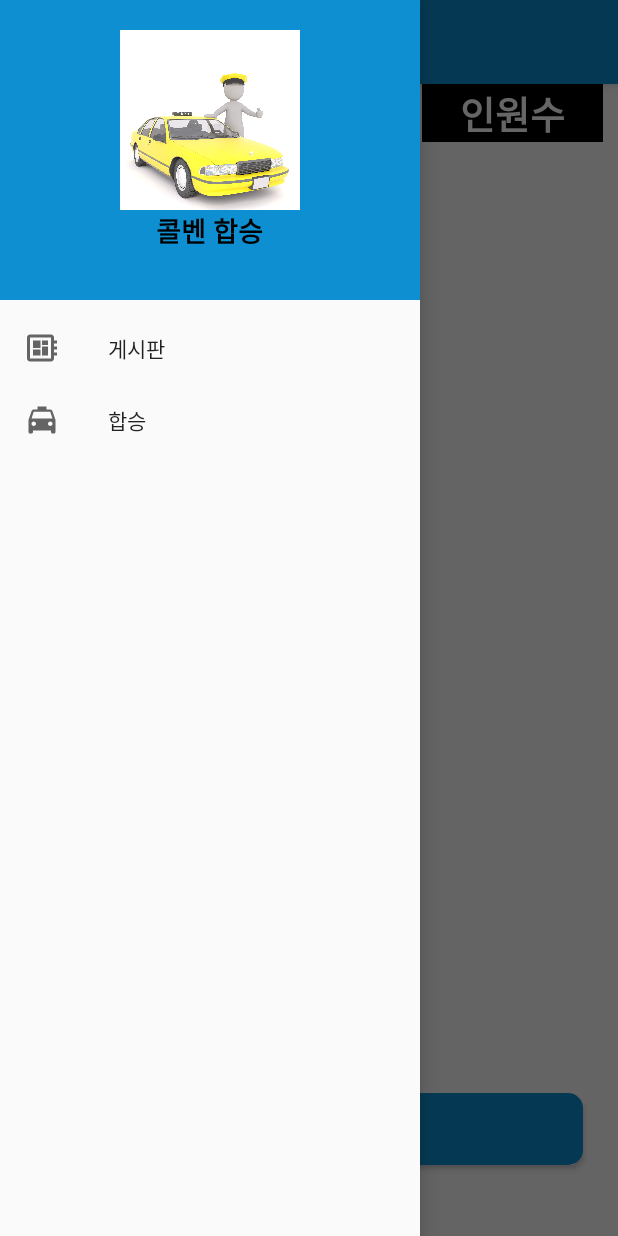
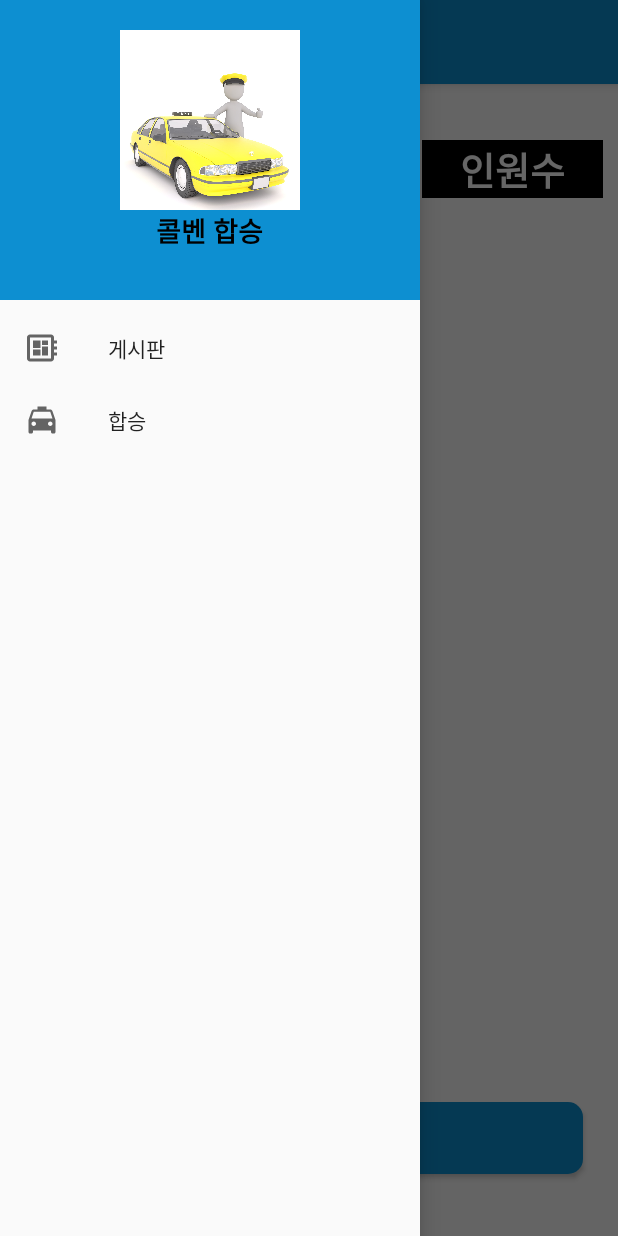
Before and after one commit to ArsenicB/CallvanMatchApp, an Android app: the TaxiActivity screen opened directly, with no data from a screen before it, with the side drawer open, on a phone screen of 412 x 824 dp. Run offline under Robolectric (Android 15) with nearby library versions, the phone set to English and light mode, and no system bars; our stand-ins replace Firebase (no records; nobody signed in at launch, a user with empty details on screens opened directly).

Commit message:
<완성본3> xml사이즈 오류 고침.

```diff
--- a/app/src/main/java/com/example/mobileswpj7t/BoardActivity.java
+++ b/app/src/main/java/com/example/mobileswpj7t/BoardActivity.java
@@ -108,4 +108,5 @@ public class BoardActivity extends DrawerBaseActivity implements View.OnClickLis
         dialog.setTitle("삭제 알림");
         dialog.show();
     }
+
 }
--- a/app/src/main/java/com/example/mobileswpj7t/TaxiActivity.java
+++ b/app/src/main/java/com/example/mobileswpj7t/TaxiActivity.java
@@ -35,7 +35,7 @@ import java.util.HashMap;
 import java.util.List;
 import java.util.Map;
 
-public class TaxiActivity extends DrawerBaseActivity implements RecyclerViewItemClickListener.OnItemClickListener {
+public class TaxiActivity extends DrawerBaseActivity implements RecyclerViewItemClickListener.OnItemClickListener, View.OnClickListener {
 
     private String startT="",endT="";
     private TextView mtext;
@@ -56,6 +56,8 @@ public class TaxiActivity extends DrawerBaseActivity implements RecyclerViewItem
         activityBoardBinding = ActivityBoardBinding.inflate(getLayoutInflater());
         setContentView(activityBoardBinding.getRoot());
         allocateActivityTitle("콜밴 합승");
+
+        findViewById(R.id.new_btn).setOnClickListener(this);
 
         recyclerView = findViewById(R.id.taxi_recyclerview);
 
@@ -89,11 +91,6 @@ public class TaxiActivity extends DrawerBaseActivity implements RecyclerViewItem
         });
     }
 
-    public void newMatching(View view){
-        Intent intent = new Intent(TaxiActivity.this,NewTaxiActivity.class);
-        startActivity(intent);
-    }
-
     @Override
     public void onItemClick(View view, int position) {
 
@@ -105,4 +102,10 @@ public class TaxiActivity extends DrawerBaseActivity implements RecyclerViewItem
         intent.putExtra(FirebaseID.documentId, mDatas.get(position).getDocumentId());
         startActivity(intent);
     }
+
+    @Override
+    public void onClick(View v) {
+        Intent intent = new Intent(TaxiActivity.this,NewTaxiActivity.class);
+        startActivity(intent);
+    }
 }
--- a/app/src/main/res/layout/activity_board.xml
+++ b/app/src/main/res/layout/activity_board.xml
@@ -16,6 +16,7 @@
     <LinearLayout
         android:layout_width="match_parent"
         android:layout_height="wrap_content"
+        android:layout_weight="1"
         android:gravity="center"
         android:orientation="horizontal">
 
@@ -76,14 +77,16 @@
     <androidx.recyclerview.widget.RecyclerView
         android:id="@+id/taxi_recyclerview"
         android:layout_width="match_parent"
-        android:layout_height="587dp"
+        android:layout_height="wrap_content"
+        android:layout_weight="7"
         app:layoutManager="androidx.recyclerview.widget.LinearLayoutManager" />
 
     <LinearLayout
         android:layout_width="match_parent"
-        android:layout_height="match_parent"
+        android:layout_height="wrap_content"
         android:gravity="center"
         android:orientation="horizontal"
+        android:layout_weight="1"
         android:paddingLeft="10dp"
         android:paddingRight="10dp">
 
@@ -93,7 +96,6 @@
             android:layout_height="wrap_content"
             android:text="새로 만들기"
             android:layout_margin="3dp"
-            android:onClick="newMatching"
             android:background="@drawable/button_sign_up"
             android:backgroundTint="@null"/>
     </LinearLayout>
```
Also changed, not shown: app/src/main/res/layout/activity_taxi.xml (+5 -2 lines).
